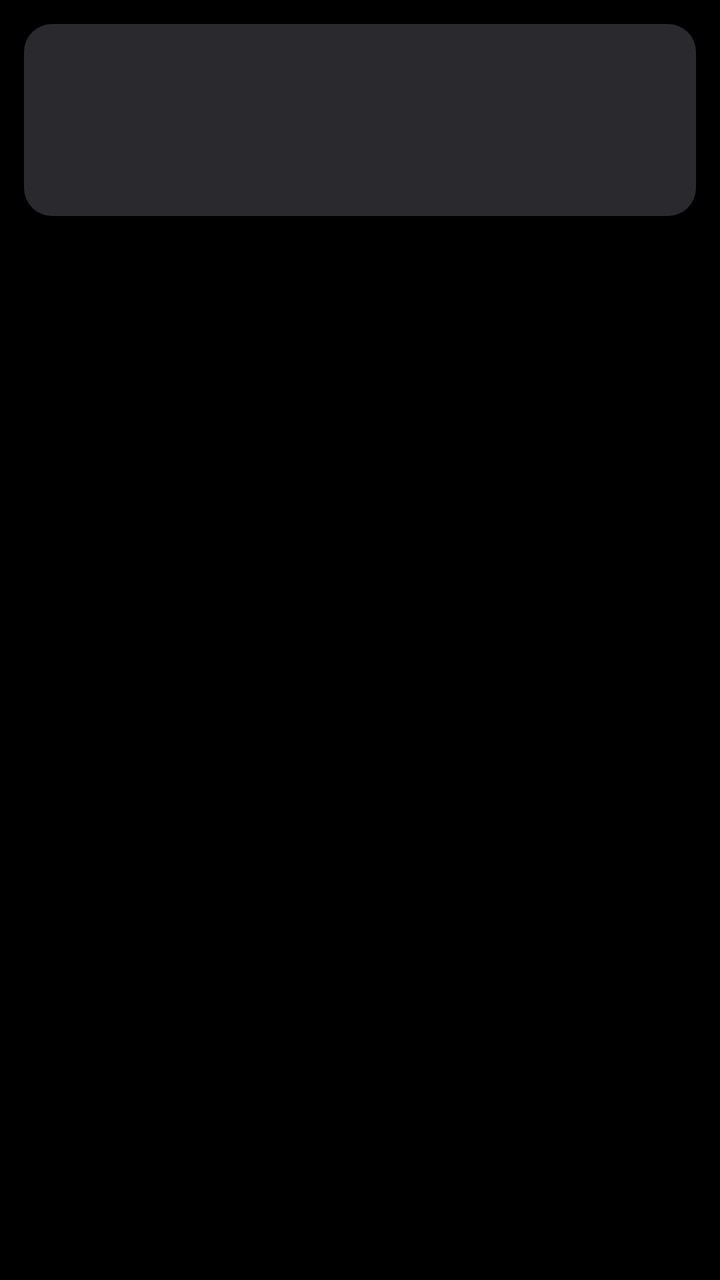
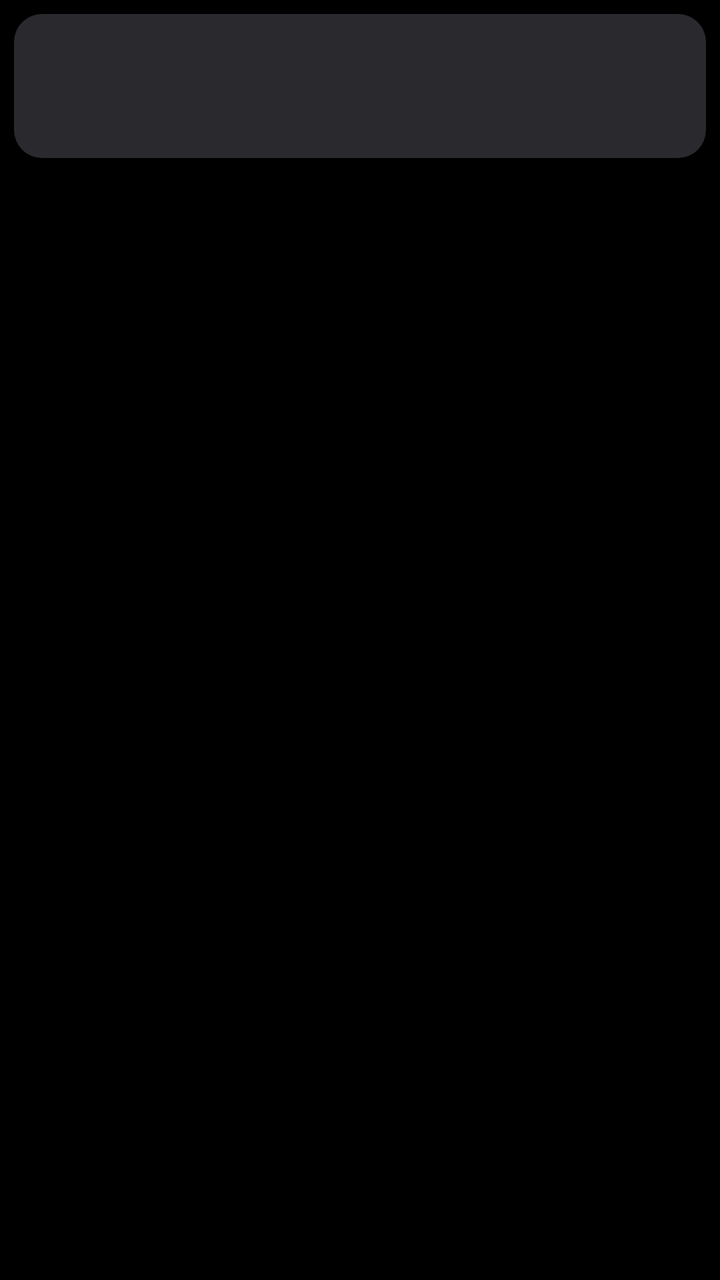

Before-and-after screenshots of an Android layout around one commit, followed by the original layout XML and the change that was made.
<!-- AndroidManifest.xml: application theme AppTheme -->
<!-- res/layout/item_app.xml -->
<?xml version="1.0" encoding="utf-8"?>
<LinearLayout xmlns:android="http://schemas.android.com/apk/res/android"
    android:layout_width="match_parent" android:layout_height="wrap_content"
    android:orientation="vertical" android:clipChildren="false" android:clipToPadding="false">
    <FrameLayout android:id="@+id/tile" android:layout_width="match_parent" android:layout_height="96dp"
        android:layout_margin="12dp" android:background="@drawable/tile_bg"
        android:focusable="true" android:clickable="true">
        <ImageView android:id="@+id/icon" android:layout_width="match_parent" android:layout_height="match_parent"
            android:importantForAccessibility="no" />
    </FrameLayout>
    <TextView android:id="@+id/label" android:layout_width="match_parent" android:layout_height="wrap_content"
        android:gravity="center" android:textColor="#FFFFFF" android:textSize="13sp"
        android:singleLine="true" android:ellipsize="end" android:visibility="invisible" />
</LinearLayout>
<!-- resources referenced by this layout -->
<resources>
  <!-- drawable tile_bg (drawable) -->
  <?xml version="1.0" encoding="utf-8"?>
  <selector xmlns:android="http://schemas.android.com/apk/res/android">
      <item android:state_selected="true"><shape><corners android:radius="14dp" />
          <solid android:color="#FF2A2A2E" /><stroke android:width="3dp" android:color="#FF60A5FA" /></shape></item>
      <item android:state_focused="true"><shape><corners android:radius="14dp" />
          <solid android:color="#FF2A2A2E" /><stroke android:width="2dp" android:color="#E6FFFFFF" /></shape></item>
      <item><shape><corners android:radius="14dp" /><solid android:color="#FF2A2A2E" /></shape></item>
  </selector>
  <style name="AppTheme" parent="@android:style/Theme.Material.NoActionBar">
          <item name="android:windowBackground">@android:color/black</item>
          <item name="android:windowFullscreen">true</item>
          <item name="android:windowAnimationStyle">@null</item>
      </style>
</resources>

<!-- the commit's change to res/layout/item_app.xml (unified diff, before → after) -->
@@ -2,13 +2,13 @@
 <LinearLayout xmlns:android="http://schemas.android.com/apk/res/android"
     android:layout_width="match_parent" android:layout_height="wrap_content"
     android:orientation="vertical" android:clipChildren="false" android:clipToPadding="false">
-    <FrameLayout android:id="@+id/tile" android:layout_width="match_parent" android:layout_height="96dp"
-        android:layout_margin="12dp" android:background="@drawable/tile_bg"
+    <FrameLayout android:id="@+id/tile" android:layout_width="match_parent" android:layout_height="72dp"
+        android:layout_marginStart="7dp" android:layout_marginEnd="7dp" android:layout_marginTop="7dp" android:layout_marginBottom="2dp" android:background="@drawable/tile_bg"
         android:focusable="true" android:clickable="true">
         <ImageView android:id="@+id/icon" android:layout_width="match_parent" android:layout_height="match_parent"
             android:importantForAccessibility="no" />
     </FrameLayout>
     <TextView android:id="@+id/label" android:layout_width="match_parent" android:layout_height="wrap_content"
-        android:gravity="center" android:textColor="#FFFFFF" android:textSize="13sp"
+        android:gravity="center" android:textColor="#FFFFFF" android:textSize="10sp" android:includeFontPadding="false" android:layout_marginBottom="3dp"
         android:singleLine="true" android:ellipsize="end" android:visibility="invisible" />
 </LinearLayout>
